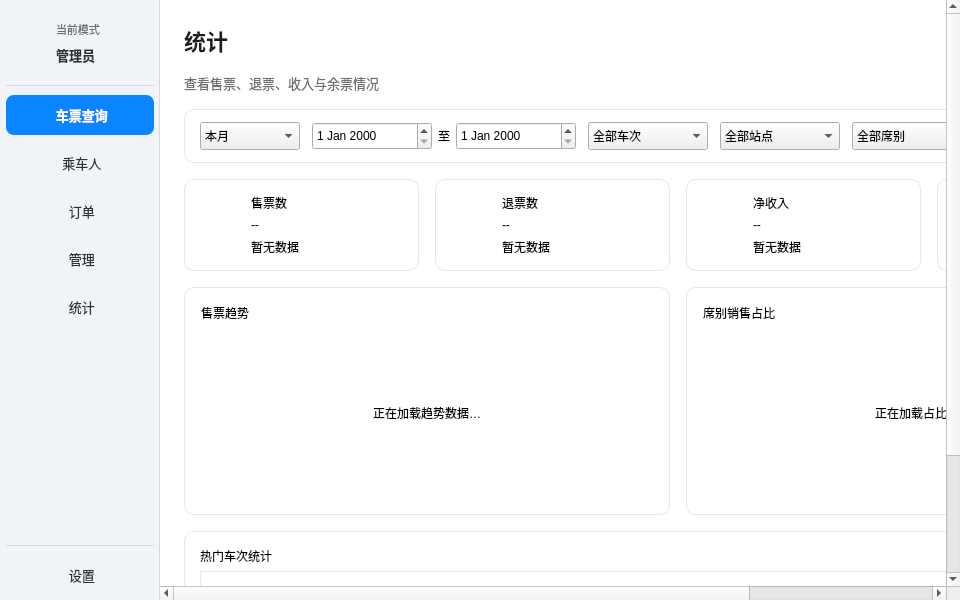
Above: src/app/mainwindow.ui from miunerofrade/seu-qt-summer-school before the change. Below: the same form after it.
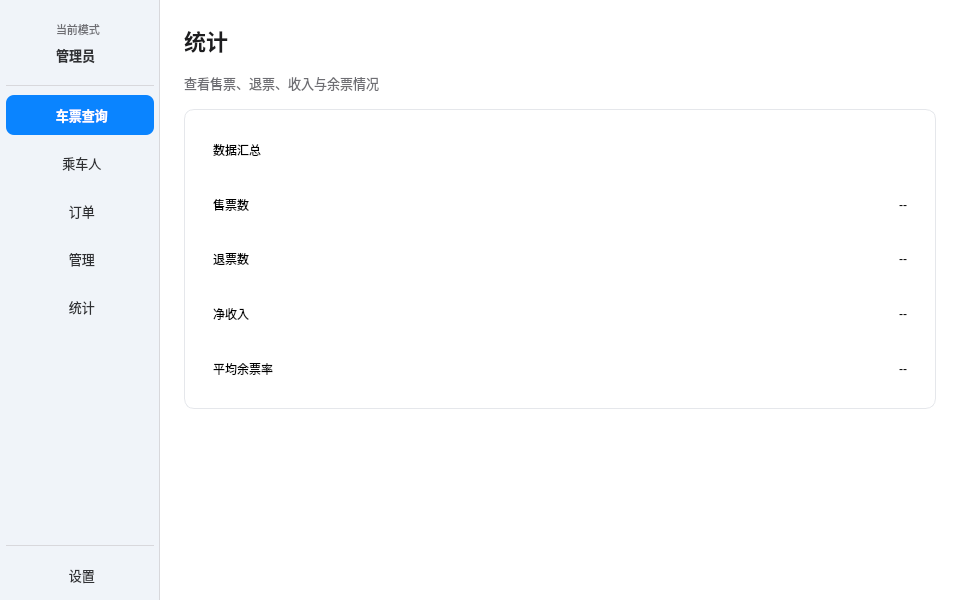
That is the form after the change. The open tabs and pages were chosen to show the change. Icons and pictures are not drawn. Custom widgets are drawn as their Qt base class.

What changed in the file:
```diff
--- a/src/app/mainwindow.ui
+++ b/src/app/mainwindow.ui
@@ -1422,40 +1422,25 @@
     font-weight: 600;
 }
 
-QLabel#labelStatisticsSubtitle,
-QLabel.statisticsCaption,
-QLabel.statisticsPlaceholder {
+QLabel#labelStatisticsSubtitle {
     color: #6E6E73;
     font-size: 13px;
 }
 
-QWidget#statisticsFilterCard,
-QFrame#metricTicketsCard,
-QFrame#metricRefundsCard,
-QFrame#metricRevenueCard,
-QFrame#metricRateCard,
-QFrame#statisticsTrendCard,
-QFrame#statisticsSeatCard,
-QWidget#statisticsTableCard {
+QFrame#statisticsSummaryCard {
     background-color: #FFFFFF;
     border: 1px solid #E5E7EB;
     border-radius: 10px;
 }
 
-QLabel.statisticsMetricIcon {
-    background-color: #EAF3FF;
-    border-radius: 22px;
-    padding: 10px;
-}
-
 QLabel.statisticsMetricTitle {
-    color: #6E6E73;
-    font-size: 13px;
+    color: #3A3A3C;
+    font-size: 15px;
 }
 
 QLabel.statisticsMetricValue {
     color: #1D1D1F;
-    font-size: 22px;
+    font-size: 20px;
     font-weight: 600;
 }
 
@@ -1465,45 +1450,7 @@
     font-weight: 600;
 }
 
-QFrame.statisticsChartPlaceholder {
-    background-color: #FAFBFC;
-    border: 1px dashed #D8DDE6;
-    border-radius: 6px;
-}
-
-QFrame.statisticsChartSurface {
-    background-color: #FAFBFC;
-    border: none;
-    border-radius: 6px;
-}
-
-QPushButton#btnStatisticsQuery {
-    background-color: #0A84FF;
-    border: none;
-    border-radius: 6px;
-    color: #FFFFFF;
-    padding: 6px 18px;
-}
-
-QPushButton#btnStatisticsQuery:hover {
-    background-color: #0071E3;
-}
-
-QTableView#tableStatisticsTrains {
-    background-color: #FFFFFF;
-    border: 1px solid #E5E7EB;
-    border-radius: 0px;
-    color: #2F3033;
-    gridline-color: #ECEDEF;
-}
-
-QTableView#tableStatisticsTrains QHeaderView::section {
-    background-color: #FFFFFF;
-    border: none;
-    border-bottom: 1px solid #E5E7EB;
-    color: #6E6E73;
-    padding: 8px;
-}</string>
+</string>
        </property>
        <layout class="QVBoxLayout" name="verticalLayoutStatisticsPage">
         <property name="spacing"><number>0</number></property>
@@ -1526,95 +1473,28 @@
             <item><widget class="QLabel" name="labelStatisticsTitle"><property name="text"><string>统计</string></property></widget></item>
             <item><widget class="QLabel" name="labelStatisticsSubtitle"><property name="text"><string>查看售票、退票、收入与余票情况</string></property></widget></item>
             <item>
-             <widget class="QWidget" name="statisticsFilterCard" native="true">
-              <layout class="QHBoxLayout" name="horizontalLayoutStatisticsFiltersPlaceholder">
-               <property name="spacing"><number>12</number></property><property name="leftMargin"><number>16</number></property><property name="topMargin"><number>12</number></property><property name="rightMargin"><number>16</number></property><property name="bottomMargin"><number>12</number></property>
-               <item>
-                <widget class="QWidget" name="statisticsQuickFilterGroup" native="true">
-                 <layout class="QHBoxLayout" name="horizontalLayoutStatisticsQuickFilters">
-                  <property name="leftMargin"><number>0</number></property><property name="topMargin"><number>0</number></property><property name="rightMargin"><number>0</number></property><property name="bottomMargin"><number>0</number></property>
-                  <item>
-                   <widget class="QComboBox" name="comboStatisticsPeriod">
-                    <property name="minimumSize"><size><width>100</width><height>28</height></size></property>
-                    <property name="currentIndex"><number>2</number></property>
-                    <item><property name="text"><string>今日</string></property></item>
-                    <item><property name="text"><string>近7天</string></property></item>
-                    <item><property name="text"><string>本月</string></property></item>
-                   </widget>
-                  </item>
-                 </layout>
-                </widget>
-               </item>
-               <item>
-                <widget class="QWidget" name="statisticsDateFilterGroup" native="true">
-                 <layout class="QHBoxLayout" name="horizontalLayoutStatisticsDates">
-                  <property name="leftMargin"><number>0</number></property><property name="topMargin"><number>0</number></property><property name="rightMargin"><number>0</number></property><property name="bottomMargin"><number>0</number></property>
-                  <item><widget class="DateEdit" name="dateStatisticsFrom"><property name="minimumSize"><size><width>120</width><height>28</height></size></property></widget></item>
-                  <item><widget class="QLabel" name="labelStatisticsDateSeparator"><property name="text"><string>至</string></property><property name="alignment"><set>Qt::AlignmentFlag::AlignCenter</set></property></widget></item>
-                  <item><widget class="DateEdit" name="dateStatisticsTo"><property name="minimumSize"><size><width>120</width><height>28</height></size></property></widget></item>
-                 </layout>
-                </widget>
-               </item>
-               <item>
-                <widget class="QWidget" name="statisticsTrainFilterGroup" native="true">
-                 <layout class="QHBoxLayout" name="horizontalLayoutStatisticsTrainFilter">
-                  <property name="leftMargin"><number>0</number></property><property name="topMargin"><number>0</number></property><property name="rightMargin"><number>0</number></property><property name="bottomMargin"><number>0</number></property>
-                  <item><widget class="QComboBox" name="comboStatisticsTrain"><property name="minimumSize"><size><width>120</width><height>28</height></size></property><item><property name="text"><string>全部车次</string></property></item></widget></item>
-                 </layout>
-                </widget>
-               </item>
-               <item>
-                <widget class="QWidget" name="statisticsStationFilterGroup" native="true">
-                 <layout class="QHBoxLayout" name="horizontalLayoutStatisticsStationFilter">
-                  <property name="leftMargin"><number>0</number></property><property name="topMargin"><number>0</number></property><property name="rightMargin"><number>0</number></property><property name="bottomMargin"><number>0</number></property>
-                  <item><widget class="QComboBox" name="comboStatisticsStation"><property name="minimumSize"><size><width>120</width><height>28</height></size></property><item><property name="text"><string>全部站点</string></property></item></widget></item>
-                 </layout>
-                </widget>
-               </item>
-               <item>
-                <widget class="QWidget" name="statisticsSeatFilterGroup" native="true">
-                 <layout class="QHBoxLayout" name="horizontalLayoutStatisticsSeatFilter">
-                  <property name="leftMargin"><number>0</number></property><property name="topMargin"><number>0</number></property><property name="rightMargin"><number>0</number></property><property name="bottomMargin"><number>0</number></property>
-                  <item><widget class="QComboBox" name="comboStatisticsSeat"><property name="minimumSize"><size><width>120</width><height>28</height></size></property><item><property name="text"><string>全部席别</string></property></item></widget></item>
-                 </layout>
-                </widget>
-               </item>
-               <item>
-                <widget class="QWidget" name="statisticsActionGroup" native="true">
-                 <layout class="QHBoxLayout" name="horizontalLayoutStatisticsActions">
-                  <property name="leftMargin"><number>0</number></property><property name="topMargin"><number>0</number></property><property name="rightMargin"><number>0</number></property><property name="bottomMargin"><number>0</number></property>
-                  <item><widget class="QPushButton" name="btnStatisticsQuery"><property name="minimumSize"><size><width>88</width><height>28</height></size></property><property name="text"><string>查询</string></property></widget></item>
-                  <item><widget class="QPushButton" name="btnStatisticsExport"><property name="text"><string>导出报表</string></property></widget></item>
-                 </layout>
-                </widget>
-               </item>
+             <widget class="QFrame" name="statisticsSummaryCard">
+              <property name="minimumSize"><size><width>0</width><height>300</height></size></property>
+              <layout class="QGridLayout" name="gridLayoutStatisticsSummary">
+               <property name="horizontalSpacing"><number>24</number></property>
+               <property name="verticalSpacing"><number>24</number></property>
+               <property name="leftMargin"><number>28</number></property>
+               <property name="topMargin"><number>24</number></property>
+               <property name="rightMargin"><number>28</number></property>
+               <property name="bottomMargin"><number>24</number></property>
+               <item row="0" column="0" colspan="2"><widget class="QLabel" name="labelStatisticsSummaryTitle"><property name="text"><string>数据汇总</string></property><property name="class">statisticsSectionTitle</property></widget></item>
+               <item row="1" column="0"><widget class="QLabel" name="labelMetricTicketsTitle"><property name="text"><string>售票数</string></property><property name="class">statisticsMetricTitle</property></widget></item>
+               <item row="1" column="1"><widget class="QLabel" name="labelMetricTicketsValue"><property name="text"><string>--</string></property><property name="alignment"><set>Qt::AlignmentFlag::AlignRight|Qt::AlignmentFlag::AlignVCenter</set></property><property name="class">statisticsMetricValue</property></widget></item>
+               <item row="2" column="0"><widget class="QLabel" name="labelMetricRefundsTitle"><property name="text"><string>退票数</string></property><property name="class">statisticsMetricTitle</property></widget></item>
+               <item row="2" column="1"><widget class="QLabel" name="labelMetricRefundsValue"><property name="text"><string>--</string></property><property name="alignment"><set>Qt::AlignmentFlag::AlignRight|Qt::AlignmentFlag::AlignVCenter</set></property><property name="class">statisticsMetricValue</property></widget></item>
+               <item row="3" column="0"><widget class="QLabel" name="labelMetricRevenueTitle"><property name="text"><string>净收入</string></property><property name="class">statisticsMetricTitle</property></widget></item>
+               <item row="3" column="1"><widget class="QLabel" name="labelMetricRevenueValue"><property name="text"><string>--</string></property><property name="alignment"><set>Qt::AlignmentFlag::AlignRight|Qt::AlignmentFlag::AlignVCenter</set></property><property name="class">statisticsMetricValue</property></widget></item>
+               <item row="4" column="0"><widget class="QLabel" name="labelMetricRateTitle"><property name="text"><string>平均余票率</string></property><property name="class">statisticsMetricTitle</property></widget></item>
+               <item row="4" column="1"><widget class="QLabel" name="labelMetricRateValue"><property name="text"><string>--</string></property><property name="alignment"><set>Qt::AlignmentFlag::AlignRight|Qt::AlignmentFlag::AlignVCenter</set></property><property name="class">statisticsMetricValue</property></widget></item>
               </layout>
              </widget>
             </item>
-            <item>
-             <layout class="QHBoxLayout" name="horizontalLayoutStatisticsMetrics">
-              <property name="spacing"><number>16</number></property>
-              <item><widget class="QFrame" name="metricTicketsCard"><layout class="QHBoxLayout" name="horizontalLayoutMetricTickets"><property name="leftMargin"><number>16</number></property><property name="topMargin"><number>14</number></property><property name="rightMargin"><number>16</number></property><property name="bottomMargin"><number>14</number></property><item><widget class="QLabel" name="iconMetricTickets"><property name="minimumSize"><size><width>44</width><height>44</height></size></property><property name="maximumSize"><size><width>44</width><height>44</height></size></property><property name="pixmap"><pixmap resource="resources.qrc">:/icons/ticket.svg</pixmap></property><property name="alignment"><set>Qt::AlignmentFlag::AlignCenter</set></property><property name="class">statisticsMetricIcon</property></widget></item><item><layout class="QVBoxLayout" name="verticalLayoutMetricTickets"><item><widget class="QLabel" name="labelMetricTicketsTitle"><property name="text"><string>售票数</string></property><property name="class">statisticsMetricTitle</property></widget></item><item><widget class="QLabel" name="labelMetricTicketsValue"><property name="text"><string>--</string></property><property name="class">statisticsMetricValue</property></widget></item><item><widget class="QLabel" name="labelMetricTicketsCaption"><property name="text"><string>暂无数据</string></property><property name="class">statisticsCaption</property></widget></item></layout></item></layout></widget></item>
-              <item><widget class="QFrame" name="metricRefundsCard"><layout class="QHBoxLayout" name="horizontalLayoutMetricRefunds"><property name="leftMargin"><number>16</number></property><property name="topMargin"><number>14</number></property><property name="rightMargin"><number>16</number></property><property name="bottomMargin"><number>14</number></property><item><widget class="QLabel" name="iconMetricRefunds"><property name="minimumSize"><size><width>44</width><height>44</height></size></property><property name="maximumSize"><size><width>44</width><height>44</height></size></property><property name="pixmap"><pixmap resource="resources.qrc">:/icons/refresh-cw.svg</pixmap></property><property name="alignment"><set>Qt::AlignmentFlag::AlignCenter</set></property><property name="class">statisticsMetricIcon</property></widget></item><item><layout class="QVBoxLayout" name="verticalLayoutMetricRefunds"><item><widget class="QLabel" name="labelMetricRefundsTitle"><property name="text"><string>退票数</string></property><property name="class">statisticsMetricTitle</property></widget></item><item><widget class="QLabel" name="labelMetricRefundsValue"><property name="text"><string>--</string></property><property name="class">statisticsMetricValue</property></widget></item><item><widget class="QLabel" name="labelMetricRefundsCaption"><property name="text"><string>暂无数据</string></property><property name="class">statisticsCaption</property></widget></item></layout></item></layout></widget></item>
-              <item><widget class="QFrame" name="metricRevenueCard"><layout class="QHBoxLayout" name="horizontalLayoutMetricRevenue"><property name="leftMargin"><number>16</number></property><property name="topMargin"><number>14</number></property><property name="rightMargin"><number>16</number></property><property name="bottomMargin"><number>14</number></property><item><widget class="QLabel" name="iconMetricRevenue"><property name="minimumSize"><size><width>44</width><height>44</height></size></property><property name="maximumSize"><size><width>44</width><height>44</height></size></property><property name="pixmap"><pixmap resource="resources.qrc">:/icons/wallet.svg</pixmap></property><property name="alignment"><set>Qt::AlignmentFlag::AlignCenter</set></property><property name="class">statisticsMetricIcon</property></widget></item><item><layout class="QVBoxLayout" name="verticalLayoutMetricRevenue"><item><widget class="QLabel" name="labelMetricRevenueTitle"><property name="text"><string>净收入</string></property><property name="class">statisticsMetricTitle</property></widget></item><item><widget class="QLabel" name="labelMetricRevenueValue"><property name="text"><string>--</string></property><property name="class">statisticsMetricValue</property></widget></item><item><widget class="QLabel" name="labelMetricRevenueCaption"><property name="text"><string>暂无数据</string></property><property name="class">statisticsCaption</property></widget></item></layout></item></layout></widget></item>
-              <item><widget class="QFrame" name="metricRateCard"><layout class="QHBoxLayout" name="horizontalLayoutMetricRate"><property name="leftMargin"><number>16</number></property><property name="topMargin"><number>14</number></property><property name="rightMargin"><number>16</number></property><property name="bottomMargin"><number>14</number></property><item><widget class="QLabel" name="iconMetricRate"><property name="minimumSize"><size><width>44</width><height>44</height></size></property><property name="maximumSize"><size><width>44</width><height>44</height></size></property><property name="pixmap"><pixmap resource="resources.qrc">:/icons/chart-pie.svg</pixmap></property><property name="alignment"><set>Qt::AlignmentFlag::AlignCenter</set></property><property name="class">statisticsMetricIcon</property></widget></item><item><layout class="QVBoxLayout" name="verticalLayoutMetricRate"><item><widget class="QLabel" name="labelMetricRateTitle"><property name="text"><string>平均余票率</string></property><property name="class">statisticsMetricTitle</property></widget></item><item><widget class="QLabel" name="labelMetricRateValue"><property name="text"><string>--</string></property><property name="class">statisticsMetricValue</property></widget></item><item><widget class="QLabel" name="labelMetricRateCaption"><property name="text"><string>暂无数据</string></property><property name="class">statisticsCaption</property></widget></item></layout></item></layout></widget></item>
-             </layout>
-            </item>
-            <item>
-             <layout class="QHBoxLayout" name="horizontalLayoutStatisticsCharts">
-              <property name="spacing"><number>16</number></property>
-              <item><widget class="QFrame" name="statisticsTrendCard"><layout class="QVBoxLayout" name="verticalLayoutStatisticsTrend"><property name="leftMargin"><number>16</number></property><property name="topMargin"><number>16</number></property><property name="rightMargin"><number>16</number></property><property name="bottomMargin"><number>16</number></property><item><widget class="QLabel" name="labelStatisticsTrendTitle"><property name="text"><string>售票趋势</string></property><property name="class">statisticsSectionTitle</property></widget></item><item><widget class="QFrame" name="statisticsTrendPlaceholder"><property name="minimumSize"><size><width>0</width><height>170</height></size></property><property name="class">statisticsChartSurface</property><layout class="QVBoxLayout" name="verticalLayoutStatisticsTrendPlaceholder"><item><widget class="QLabel" name="labelStatisticsTrendPlaceholder"><property name="text"><string>正在加载趋势数据…</string></property><property name="alignment"><set>Qt::AlignmentFlag::AlignCenter</set></property><property name="class">statisticsPlaceholder</property></widget></item></layout></widget></item></layout></widget></item>
-              <item><widget class="QFrame" name="statisticsSeatCard"><layout class="QVBoxLayout" name="verticalLayoutStatisticsSeat"><property name="leftMargin"><number>16</number></property><property name="topMargin"><number>16</number></property><property name="rightMargin"><number>16</number></property><property name="bottomMargin"><number>16</number></property><item><widget class="QLabel" name="labelStatisticsSeatTitle"><property name="text"><string>席别销售占比</string></property><property name="class">statisticsSectionTitle</property></widget></item><item><widget class="QFrame" name="statisticsSeatPlaceholder"><property name="minimumSize"><size><width>0</width><height>170</height></size></property><property name="class">statisticsChartSurface</property><layout class="QVBoxLayout" name="verticalLayoutStatisticsSeatPlaceholder"><item><widget class="QLabel" name="labelStatisticsSeatPlaceholder"><property name="text"><string>正在加载占比数据…</string></property><property name="alignment"><set>Qt::AlignmentFlag::AlignCenter</set></property><property name="class">statisticsPlaceholder</property></widget></item></layout></widget></item></layout></widget></item>
-             </layout>
-            </item>
-            <item>
-             <widget class="QWidget" name="statisticsTableCard" native="true">
-              <layout class="QVBoxLayout" name="verticalLayoutStatisticsTable"><property name="leftMargin"><number>16</number></property><property name="topMargin"><number>16</number></property><property name="rightMargin"><number>16</number></property><property name="bottomMargin"><number>16</number></property>
-               <item><widget class="QLabel" name="labelStatisticsTableTitle"><property name="text"><string>热门车次统计</string></property><property name="class">statisticsSectionTitle</property></widget></item>
-               <item><widget class="QTableView" name="tableStatisticsTrains"><property name="minimumSize"><size><width>0</width><height>130</height></size></property><property name="alternatingRowColors"><bool>true</bool></property><property name="selectionBehavior"><enum>QAbstractItemView::SelectionBehavior::SelectRows</enum></property><property name="editTriggers"><enum>QAbstractItemView::EditTrigger::NoEditTriggers</enum></property></widget></item>
-              </layout>
-             </widget>
-            </item>
+            <item><spacer name="verticalSpacerStatistics"><property name="orientation"><enum>Qt::Orientation::Vertical</enum></property><property name="sizeHint" stdset="0"><size><width>20</width><height>80</height></size></property></spacer></item>
            </layout>
           </widget>
          </widget>
```
Left out of the diff: 9 changed lines with no effect on the pictures.
